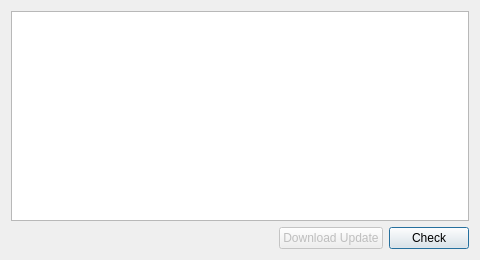
Qt form source/application/updater/UpdateDialog.ui (CST-Modelling-Tools/tonatiuhpp) before a commit.
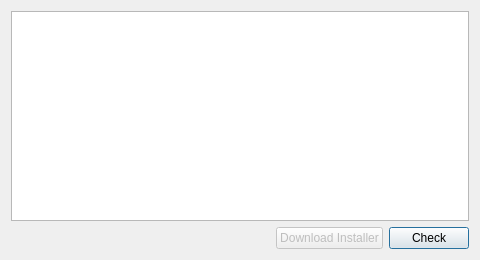
The same form after that commit.

Commit message:
fix(updater): label downloads as installers
Use installer wording throughout the updater dialog.
This matches the self-update behavior and avoids presenting generic release packages as automatic updates.

Diff of the .ui file:
```diff
--- a/source/application/updater/UpdateDialog.ui
+++ b/source/application/updater/UpdateDialog.ui
@@ -42,7 +42,7 @@
         <bool>false</bool>
        </property>
        <property name="text">
-        <string>Download Update</string>
+        <string>Download Installer</string>
        </property>
       </widget>
      </item>
```
The commit also changes 1 other file.
